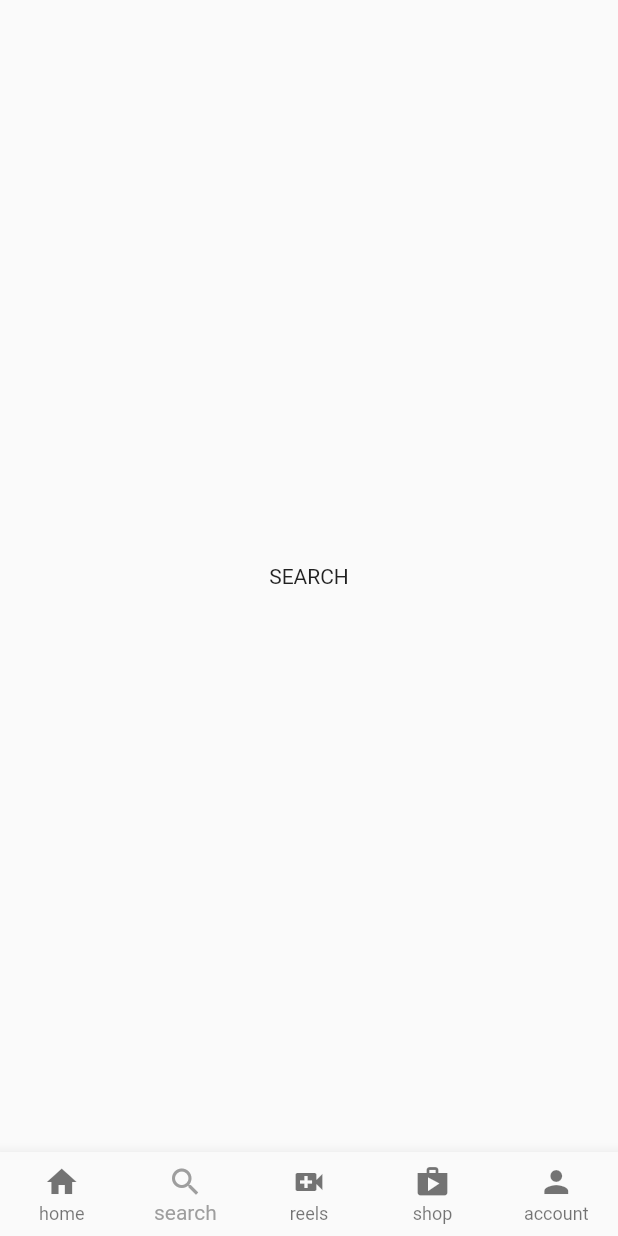
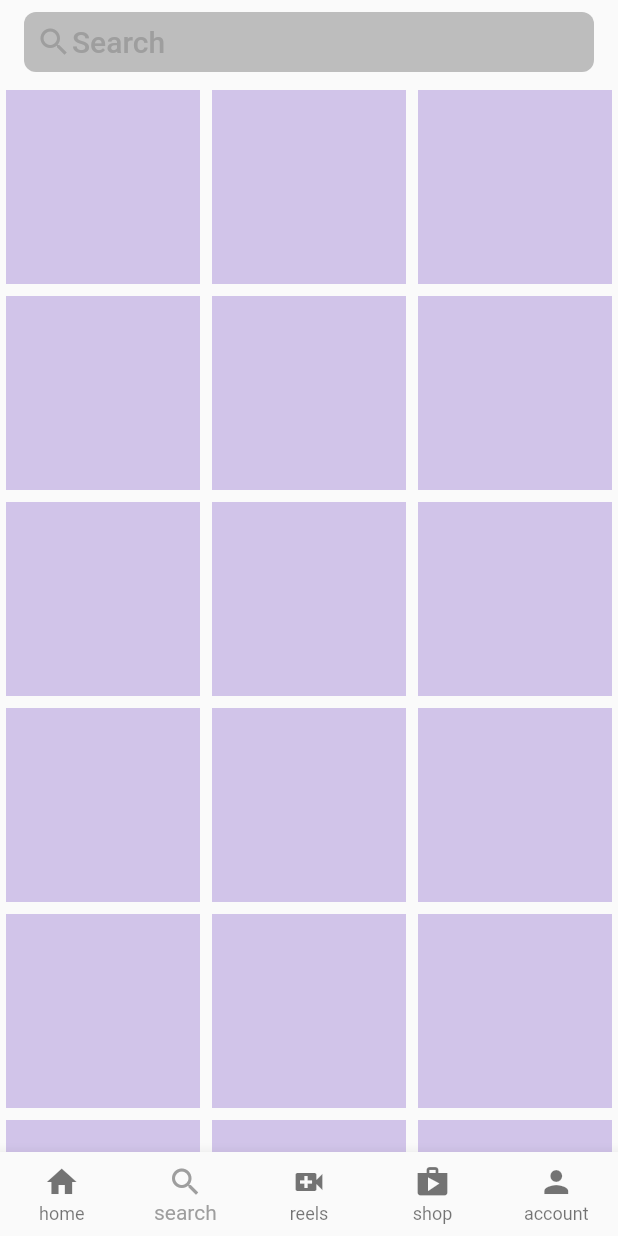
Before and after one commit to AbhishekMankame/instagram_user_interface_using_flutter, a Flutter app: the screen it shows after launch, item 2 of the bottom bar chosen, on a phone screen of 412 x 824 dp. Run offline on Flutter 3.47's test engine with Material 2 defaults, Android fonts, the phone set to English and light mode, and no system bars.

Commit message:
second commit

```diff
--- a/lib/pages/search.dart
+++ b/lib/pages/search.dart
@@ -1,10 +1,35 @@
 import 'package:flutter/material.dart';
+import 'package:instagram_clone1/util/explore_grid.dart';
 
 class UserSearch extends StatelessWidget {
   @override
   Widget build(BuildContext context) {
     return Scaffold(
-      body: Center(child: Text('SEARCH')),
+      appBar: AppBar(
+        backgroundColor: Colors.transparent,
+        elevation: 0,
+        title: ClipRRect(
+          borderRadius: BorderRadius.circular(8),
+          child: Container(
+              padding: EdgeInsets.all(8),
+              color: Colors.grey[400],
+              child: Row(
+                children: [
+                  Icon(
+                    Icons.search,
+                    color: Colors.grey[500],
+                  ),
+                  Container(
+                    child: Text(
+                      'Search',
+                      style: TextStyle(color: Colors.grey[500]),
+                    ),
+                  )
+                ],
+              )),
+        ),
+      ),
+      body: ExploreGrid(),
     );
   }
 }
--- /dev/null
+++ b/lib/util/explore_grid.dart
@@ -0,0 +1,21 @@
+import 'package:flutter/material.dart';
+
+class ExploreGrid extends StatelessWidget {
+  // const ExploreGrid({Key? key}) : super(key: key);
+
+  @override
+  Widget build(BuildContext context) {
+    return GridView.builder(
+        itemCount: 20,
+        gridDelegate:
+            SliverGridDelegateWithFixedCrossAxisCount(crossAxisCount: 3),
+        itemBuilder: (context, index) {
+          return Padding(
+            padding: const EdgeInsets.all(4.0),
+            child: Container(
+              color: Colors.deepPurple[100],
+            ),
+          );
+        });
+  }
+}
```
Also changed, not shown: lib/pages/home.dart (+18 -22 lines), lib/pages/shop.dart (+1 -8 lines), lib/util/user_posts.dart (added, +106 -0 lines).
